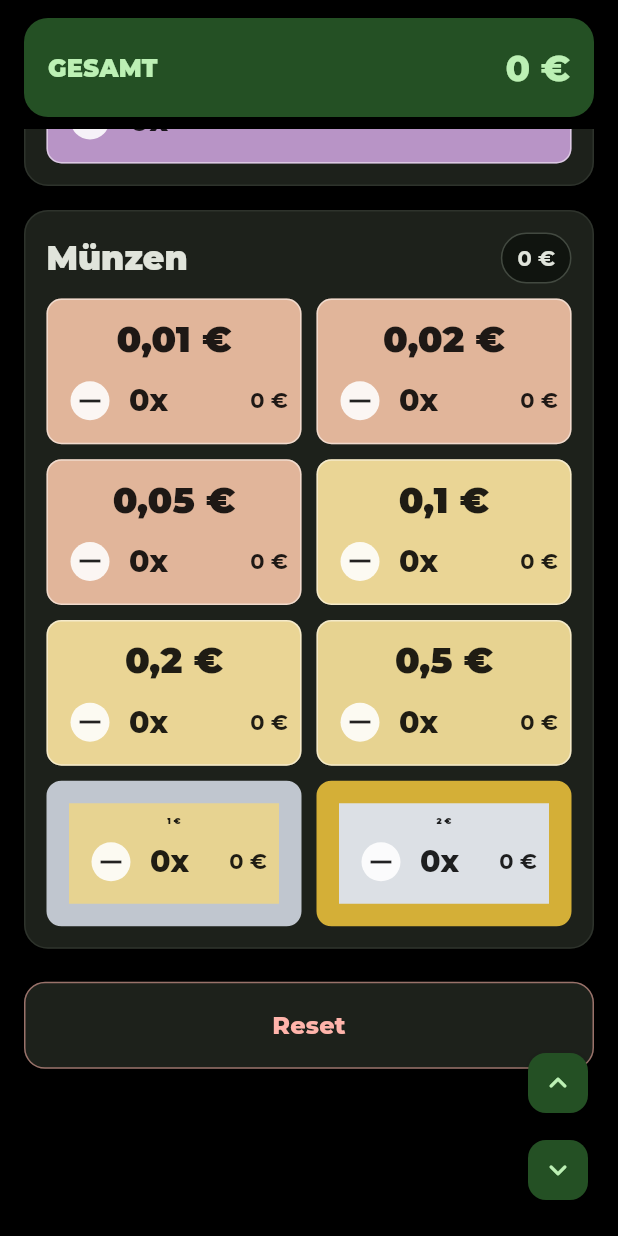
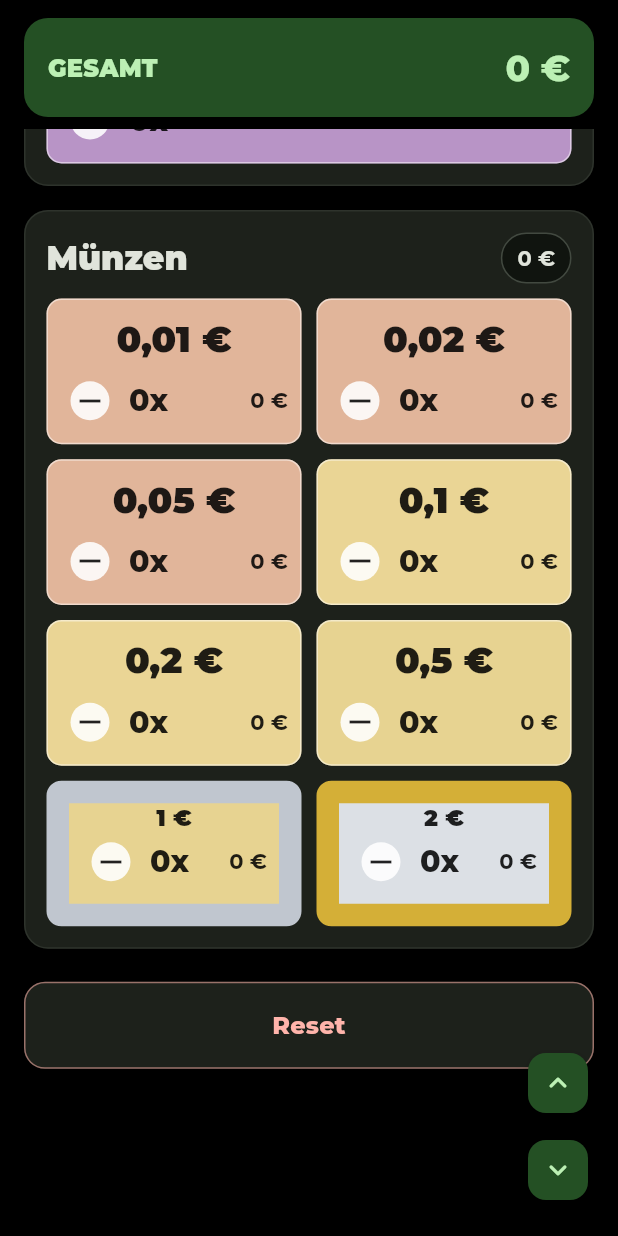
Before and after one commit to Fred-Bauer/kassenrechner, a Flutter app: the screen it shows after launch, scrolled down 978 dp, on a phone screen of 412 x 824 dp. Run offline on Flutter 3.47's test engine with Material 3 defaults, Android fonts, the phone set to English and light mode, and no system bars; our stand-ins replace confetti, google_fonts.

Commit message:
1 und 2€ Schrift über Rand

```diff
--- a/lib/widgets/counter_row.dart
+++ b/lib/widgets/counter_row.dart
@@ -234,6 +234,10 @@ class _CounterRowState extends State<CounterRow> {
     final resolvedBorderColor =
       widget.borderColor ?? Colors.white.withValues(alpha: 0.5);
     final resolvedBorderWidth = widget.borderWidth ?? 1.0;
+    // Coins with a thick ring border get zero outer padding so the label can
+    // fill the full tile area including the ring, making it visually larger.
+    // The bottom row gets its own horizontal padding to stay tidy.
+    final hasRingBorder = widget.borderColor != null;
 
     return AnimatedScale(
       scale: _scale,
@@ -256,7 +260,7 @@ class _CounterRowState extends State<CounterRow> {
           splashColor: Colors.white.withValues(alpha: 0.15),
           highlightColor: Colors.transparent,
           child: Container(
-            padding: const EdgeInsets.all(8),
+            padding: hasRingBorder ? EdgeInsets.zero : const EdgeInsets.all(8),
             decoration: BoxDecoration(
               color: baseColor,
               borderRadius: BorderRadius.circular(10),
@@ -297,9 +301,12 @@ class _CounterRowState extends State<CounterRow> {
                     ),
                   ),
                 ],
-                const SizedBox(height: 4),
-                // Count and sum are grouped for quicker readout.
-                Row(
+                // Bottom row: restore horizontal + bottom padding for ring coins.
+                Padding(
+                  padding: hasRingBorder
+                      ? const EdgeInsets.fromLTRB(8, 0, 8, 8)
+                      : const EdgeInsets.only(top: 4),
+                  child: Row(
                     children: [
                       IconButton.filledTonal(
                         onPressed: () {
@@ -338,6 +345,7 @@ class _CounterRowState extends State<CounterRow> {
                       ),
                     ],
                   ),
+                ),
               ],
             ),
           ),
```
Also changed, not shown: 1 other file. Lines whose indentation alone changed are shown as unchanged.
